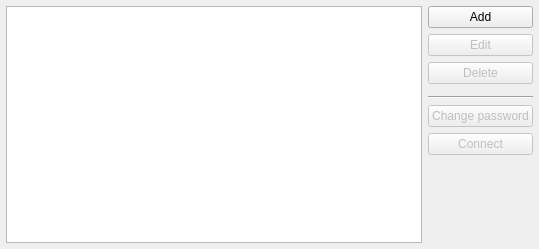
Before: the Qt Designer form ui/accounts.ui in shunf4/squawk, drawn with Qt 5.
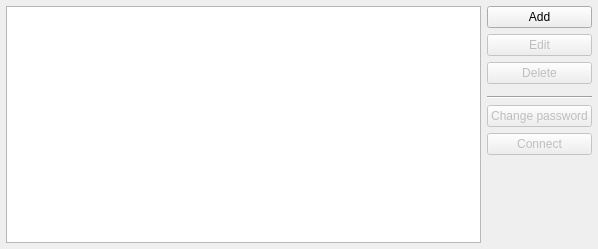
After: the same form once the commit is applied.

What changed in the file:
```diff
--- a/ui/accounts.ui
+++ b/ui/accounts.ui
@@ -6,7 +6,7 @@
    <rect>
     <x>0</x>
     <y>0</y>
-    <width>539</width>
+    <width>598</width>
     <height>249</height>
    </rect>
   </property>
```
Left out of the diff: 2 changed lines with no effect on the pictures.
